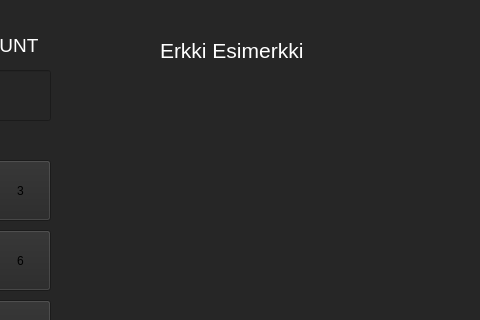
Qt form bank-automat/withdraw.ui (alavuvi/atm-simulator-project) before a commit; both pictures show x 800 to 1280 and y 0 to 320 of the 1280 by 720 pixel window.
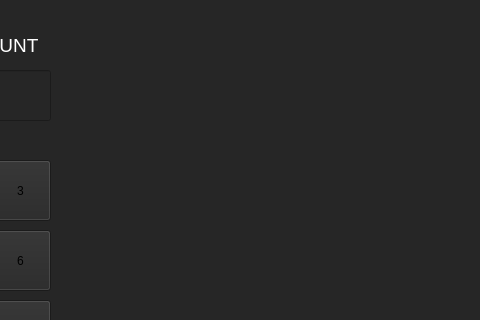
The same form after that commit.

Commit message:
nostoon muutoksia
Poistettu nimi. Lisätty backendiin credit limit check

What changed in the file:
```diff
--- a/bank-automat/withdraw.ui
+++ b/bank-automat/withdraw.ui
@@ -267,29 +267,6 @@
     <string>20</string>
    </property>
   </widget>
-  <widget class="QLabel" name="labelOwner">
-   <property name="geometry">
-    <rect>
-     <x>960</x>
-     <y>10</y>
-     <width>251</width>
-     <height>81</height>
-    </rect>
-   </property>
-   <property name="font">
-    <font>
-     <family>Segoe UI</family>
-     <pointsize>16</pointsize>
-     <bold>false</bold>
-    </font>
-   </property>
-   <property name="styleSheet">
-    <string notr="true">color: rgb(255, 255, 255);</string>
-   </property>
-   <property name="text">
-    <string>Erkki Esimerkki</string>
-   </property>
-  </widget>
  </widget>
  <resources/>
  <connections/>
```
The commit also changes 2 other files.
